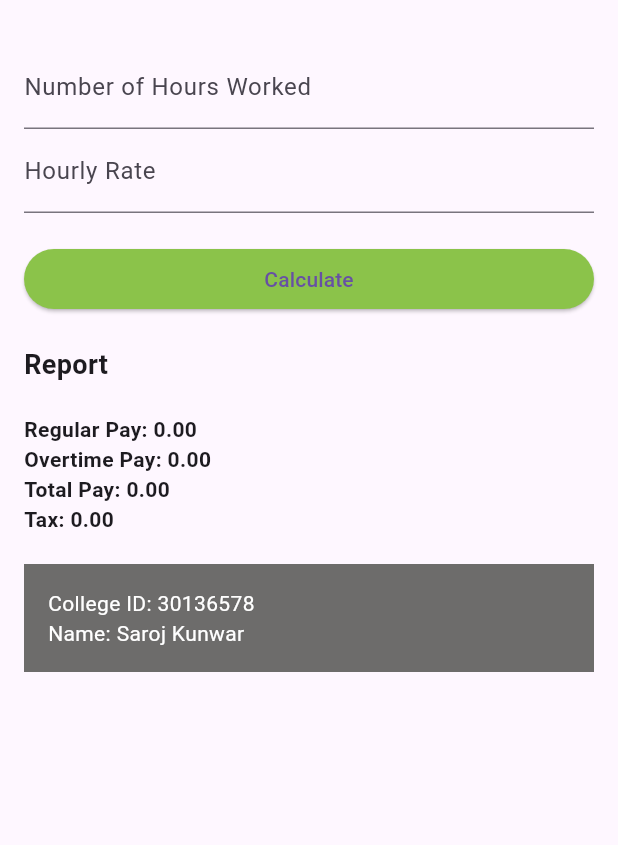
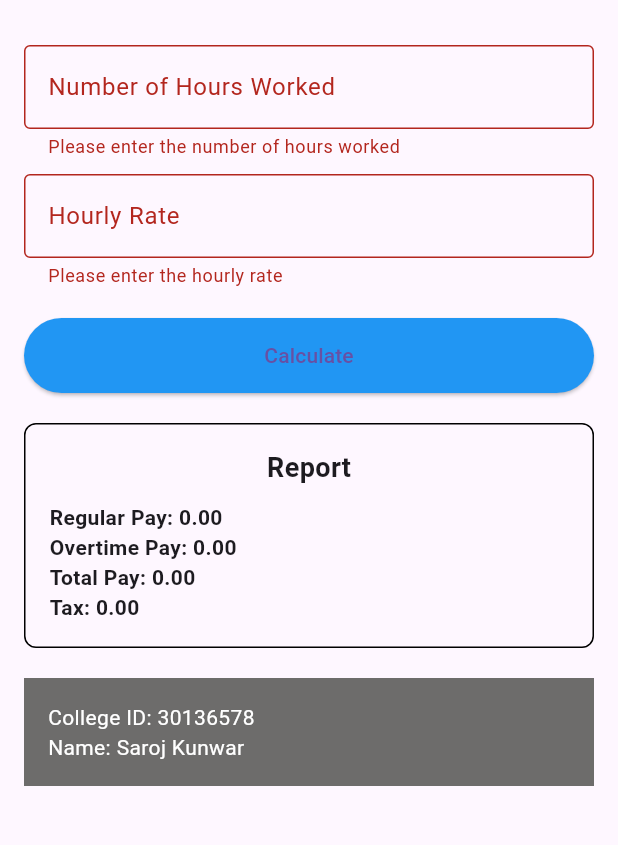
Before and after one commit to SarojKunwar/pay_calculator, a Flutter app: the screen it shows after launch, after a tap on "Calculate", on a phone screen of 412 x 824 dp, the part 63-908 px from its top. Run offline on Flutter 3.47's test engine with Material 3 defaults, Android fonts, the phone set to English and light mode, and no system bars.

Commit message:
PayCalculator2

```diff
--- a/lib/main.dart
+++ b/lib/main.dart
@@ -19,7 +19,6 @@ class PayCalculatorScreen extends StatefulWidget {
   const PayCalculatorScreen({Key? key}) : super(key: key);
 
   @override
-  // ignore: library_private_types_in_public_api
   _PayCalculatorScreenState createState() => _PayCalculatorScreenState();
 }
 
@@ -34,47 +33,90 @@ class _PayCalculatorScreenState extends State<PayCalculatorScreen> {
   final String collegeID = '30136578';
   final String name = 'Saroj Kunwar';
 
+  GlobalKey<FormState> formKey = GlobalKey<FormState>();
+
   @override
   Widget build(BuildContext context) {
     return Scaffold(
       appBar: AppBar(
-        title: Text('Pay Calculator'),
+        title: const Text('Pay Calculator'),
       ),
       body: Padding(
         padding: const EdgeInsets.all(16.0),
+        child: Form(
+          key: formKey,
           child: Column(
             crossAxisAlignment: CrossAxisAlignment.stretch,
             children: [
-            TextField(
+              TextFormField(
                 controller: hoursController,
                 keyboardType: TextInputType.number,
-              decoration: InputDecoration(labelText: 'Number of Hours Worked'),
+                decoration: const InputDecoration(
+                  labelText: 'Number of Hours Worked',
+                  border: OutlineInputBorder(),
                 ),
-            TextField(
+                validator: (value) {
+                  if (value == null || value.isEmpty) {
+                    return 'Please enter the number of hours worked';
+                  }
+                  return null;
+                },
+              ),
+              const SizedBox(height: 10),
+              TextFormField(
                 controller: rateController,
                 keyboardType: TextInputType.number,
-              decoration: InputDecoration(labelText: 'Hourly Rate'),
+                decoration: const InputDecoration(
+                  labelText: 'Hourly Rate',
+                  border: OutlineInputBorder(),
+                ),
+                validator: (value) {
+                  if (value == null || value.isEmpty) {
+                    return 'Please enter the hourly rate';
+                  }
+                  return null;
+                },
               ),
               const SizedBox(height: 20),
               ElevatedButton(
                 onPressed: () {
+                  if (formKey.currentState!.validate()) {
                     calculatePay();
+                  }
                 },
                 style: ElevatedButton.styleFrom(
-                primary: Colors.lightGreen, // Light green color
+                  primary: Colors.blue, // Blue color
+                  minimumSize: const Size(80, 50),
                 ),
                 child: const Text('Calculate'),
               ),
-            const SizedBox(height: 20),
-            const Text('Report', style: TextStyle(fontWeight: FontWeight.bold, fontSize: 18)),
-            const SizedBox(height: 20),
-            Text('Regular Pay: ${regularPay.toStringAsFixed(2)}', style: TextStyle(fontWeight: FontWeight.bold)),
+              SizedBox(height: 20),
+              Container(
+                decoration: BoxDecoration(
+                  border: Border.all(color: Colors.black),
+                  borderRadius: BorderRadius.circular(8),
+                ),
+                padding: const EdgeInsets.all(16),
+                child: Column(
+                  crossAxisAlignment: CrossAxisAlignment.start,
+                  children: [
+                    const Center(
+                      child: Text(
+                        'Report',
+                        style: TextStyle(fontWeight: FontWeight.bold, fontSize: 18),
+                      ),
+                    ),
+                    SizedBox(height: 10),
+                    Text('Regular Pay: ${regularPay.toStringAsFixed(2)}', style: const TextStyle(fontWeight: FontWeight.bold)),
                     Text('Overtime Pay: ${overtimePay.toStringAsFixed(2)}', style: TextStyle(fontWeight: FontWeight.bold)),
-            Text('Total Pay: ${totalPay.toStringAsFixed(2)}', style: TextStyle(fontWeight: FontWeight.bold)),
+                    Text('Total Pay: ${totalPay.toStringAsFixed(2)}', style: const TextStyle(fontWeight: FontWeight.bold)),
                     Text('Tax: ${tax.toStringAsFixed(2)}', style: TextStyle(fontWeight: FontWeight.bold)),
-            const SizedBox(height: 20),
+                  ],
+                ),
+              ),
+              SizedBox(height: 20),
               Container(
-              color: Color.fromARGB(255, 109, 108, 107), // You can customize the color
+                color: Color.fromARGB(255, 109, 108, 107),
                 padding: const EdgeInsets.all(16),
                 child: Column(
                   crossAxisAlignment: CrossAxisAlignment.start,
@@ -85,6 +127,7 @@ class _PayCalculatorScreenState extends State<PayCalculatorScreen> {
                 ),
               ),
             ],
+          ),
         ),
       ),
     );
```
Lines whose indentation alone changed are shown as unchanged.
